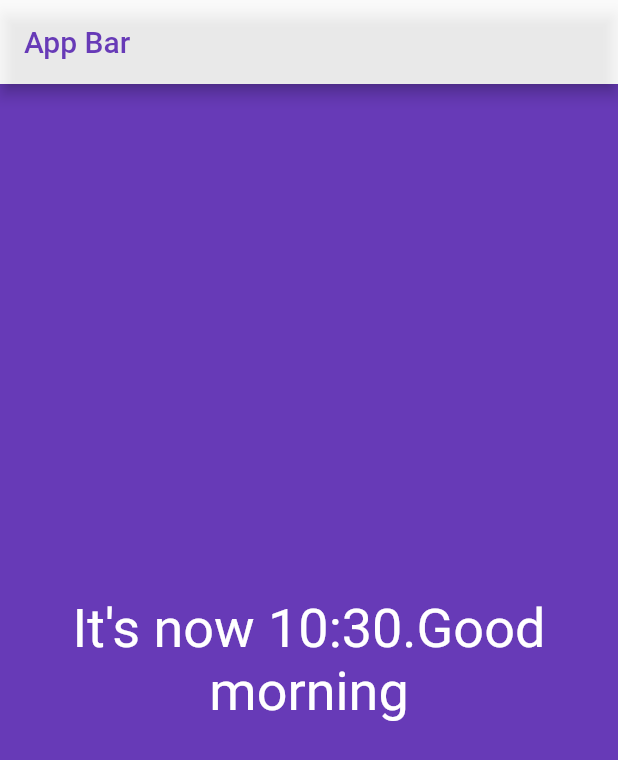
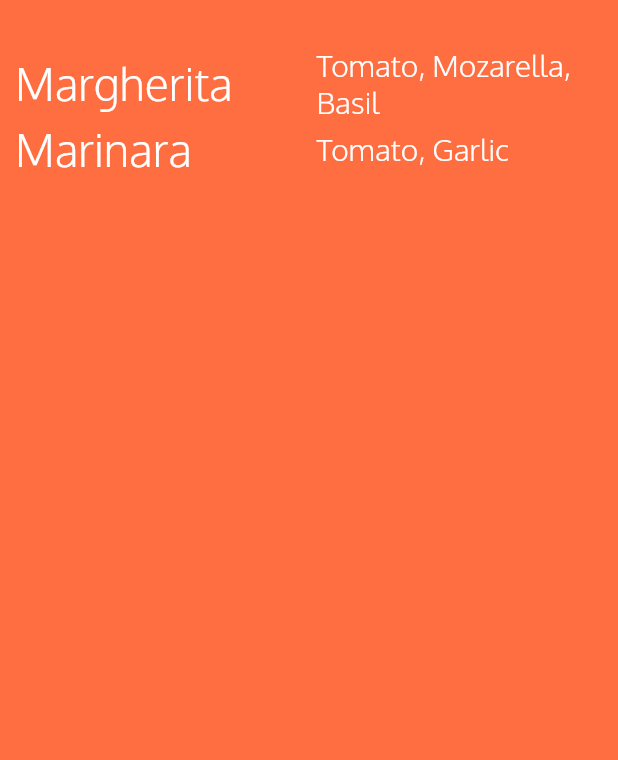
Before and after one commit to ovicristurean/FlutterBasics, a Flutter app: the screen it shows after launch, on a phone screen of 412 x 824 dp. Shown: the top 760 px of the screen. Run offline on Flutter 3.47's test engine with Material 2 defaults, Android fonts, the phone set to English and light mode, and no system bars.

Commit message:
Rows, columns, texts and styles

```diff
--- /dev/null
+++ b/flutter_basics/lib/design_widgets/widgets.dart
@@ -0,0 +1,9 @@
+import 'package:flutter/material.dart';
+import 'package:flutter_basics/screens/home.dart';
+
+void main() {
+  runApp(MaterialApp(
+    title: "Simple layouts",
+    home: Home(),
+  ));
+}
--- a/flutter_basics/lib/main.dart
+++ b/flutter_basics/lib/main.dart
@@ -1,7 +1,8 @@
 import 'package:flutter/material.dart';
 import 'package:flutter_basics/screens/home.dart';
+import 'package:flutter_basics/ui/home.dart';
 
-void main() => runApp(HelloFlutterApp());
+void main() => runApp(WidgetsHome());
 
 class HelloFlutterApp extends StatelessWidget {
   @override
--- /dev/null
+++ b/flutter_basics/lib/ui/home.dart
@@ -0,0 +1,79 @@
+import 'package:flutter/material.dart';
+
+class WidgetsHome extends StatelessWidget {
+  @override
+  Widget build(BuildContext context) {
+    return Center(
+      child: Container(
+        padding: EdgeInsets.only(top: 30.0, left: 10.0),
+        alignment: Alignment.center,
+        color: Colors.deepOrangeAccent,
+        child: Column(
+          children: <Widget>[
+            Row(
+              children: <Widget>[
+                Expanded(
+                  child: Text(
+                    "Margherita",
+                    textDirection: TextDirection.ltr,
+                    style: TextStyle(
+                      fontSize: 30.0,
+                      decoration: TextDecoration.none,
+                      fontFamily: 'Oxygen',
+                      fontWeight: FontWeight.w300,
+                    ),
+                  ),
+                ),
+                Expanded(
+                  child: Text(
+                    "Tomato, Mozarella, Basil",
+                    textDirection: TextDirection.ltr,
+                    style: TextStyle(
+                      fontSize: 20.0,
+                      decoration: TextDecoration.none,
+                      fontFamily: 'Oxygen',
+                      fontWeight: FontWeight.w300,
+                    ),
+                  ),
+                ),
+              ],
+              textDirection: TextDirection.ltr,
+            ),
+            Row(
+              children: <Widget>[
+                Expanded(
+                  child: Text(
+                    "Marinara",
+                    textDirection: TextDirection.ltr,
+                    style: TextStyle(
+                      fontSize: 30.0,
+                      decoration: TextDecoration.none,
+                      fontFamily: 'Oxygen',
+                      fontWeight: FontWeight.w300,
+                    ),
+                  ),
+                ),
+                Expanded(
+                  child: Text(
+                    "Tomato, Garlic",
+                    textDirection: TextDirection.ltr,
+                    style: TextStyle(
+                      fontSize: 20.0,
+                      decoration: TextDecoration.none,
+                      fontFamily: 'Oxygen',
+                      fontWeight: FontWeight.w300,
+                    ),
+                  ),
+                ),
+              ],
+              textDirection: TextDirection.ltr,
+            ),
+          ],
+        )
+        /*width: 192.0,
+        height: 96.0,
+       margin: EdgeInsets.only(left:50.0),*/
+      ),
+    );
+  }
+}
```
Also changed, not shown: flutter_basics/pubspec.yaml (+9 -12 lines), flutter_basics/fonts/Oxygen-Bold.ttf (added), flutter_basics/fonts/Oxygen-Light.ttf (added), flutter_basics/fonts/Oxygen-Regular.ttf (added).
